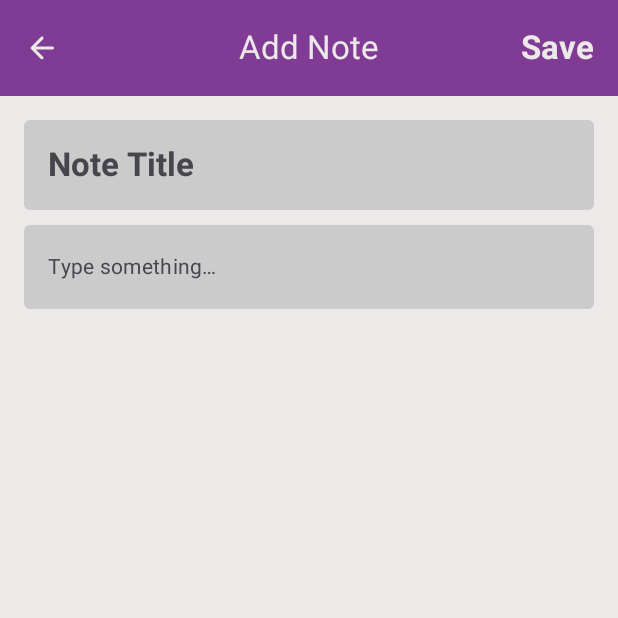
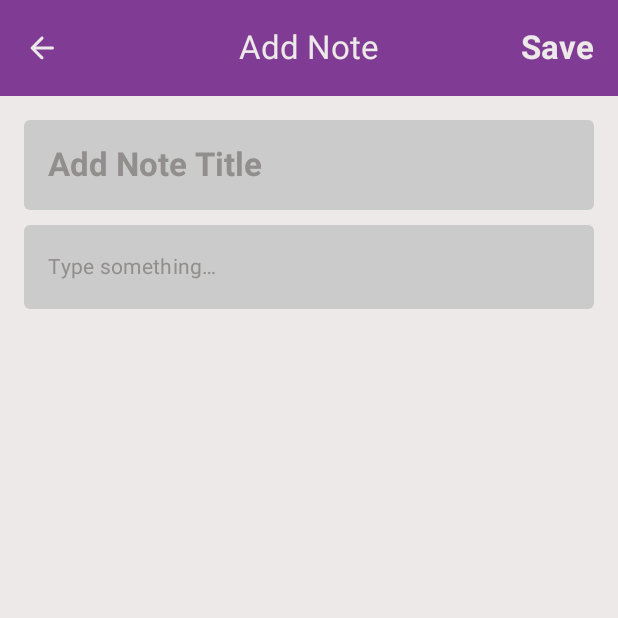
Before and after one commit to FlavDomide/NoteItSimple, an Android app built with Jetpack Compose: the screen it shows after launch (MainActivity), after a tap on "Add note button", on a phone screen of 412 x 824 dp, the top half of it. Run offline under Robolectric (Android 15) with nearby library versions, the phone set to English and light mode, and no system bars; our stand-ins replace Dagger/Hilt's generated code, Room's generated code.

Commit message:
Add Use Cases

```diff
--- a/app/src/main/java/com/example/noteitsimple/common/common_components/ShowAlertDialog.kt
+++ b/app/src/main/java/com/example/noteitsimple/common/common_components/ShowAlertDialog.kt
@@ -23,7 +23,11 @@ fun ShowAlertDialog(
 
         },
         title = {
-            Text(text = title, style = MaterialTheme.typography.titleLarge)
+            Text(
+                text = title,
+                style = MaterialTheme.typography.titleLarge,
+                color = MaterialTheme.colorScheme.primary
+            )
         },
         text = {
             Text(text = body, fontSize = getAlertDialogTextSize())
--- a/app/src/main/java/com/example/noteitsimple/di/AppModule.kt
+++ b/app/src/main/java/com/example/noteitsimple/di/AppModule.kt
@@ -4,6 +4,11 @@ import android.content.Context
 import androidx.room.Room
 import com.example.noteitsimple.features.note.data.datasource.NoteDatabase
 import com.example.noteitsimple.features.note.data.repositories.NoteRepository
+import com.example.noteitsimple.features.note.domain.usecases.DeleteNote
+import com.example.noteitsimple.features.note.domain.usecases.GetAllNotes
+import com.example.noteitsimple.features.note.domain.usecases.GetNoteById
+import com.example.noteitsimple.features.note.domain.usecases.SaveNote
+import com.example.noteitsimple.features.note.domain.usecases.UpdateNote
 import dagger.Module
 import dagger.Provides
 import dagger.hilt.InstallIn
@@ -26,4 +31,24 @@ object AppModule {
     @Provides
     @Singleton
     fun provideRepository(db: NoteDatabase): NoteRepository = NoteRepository(db)
+
+    @Provides
+    @Singleton
+    fun provideSaveNote(repository: NoteRepository): SaveNote = SaveNote(repository)
+
+    @Provides
+    @Singleton
+    fun provideUpdateNote(repository: NoteRepository): UpdateNote = UpdateNote(repository)
+
+    @Provides
+    @Singleton
+    fun provideDeleteNote(repository: NoteRepository): DeleteNote = DeleteNote(repository)
+
+    @Provides
+    @Singleton
+    fun provideGetNoteById(repository: NoteRepository): GetNoteById = GetNoteById(repository)
+
+    @Provides
+    @Singleton
+    fun provideGetAllNotes(repository: NoteRepository): GetAllNotes = GetAllNotes(repository)
 }
--- a/app/src/main/java/com/example/noteitsimple/features/note/data/repositories/NoteRepository.kt
+++ b/app/src/main/java/com/example/noteitsimple/features/note/data/repositories/NoteRepository.kt
@@ -2,6 +2,7 @@ package com.example.noteitsimple.features.note.data.repositories
 
 import com.example.noteitsimple.features.note.data.datasource.NoteDatabase
 import com.example.noteitsimple.features.note.data.models.Note
+import com.example.noteitsimple.features.note.domain.INoteRepository
 import kotlinx.coroutines.flow.Flow
 
 class NoteRepository(db: NoteDatabase) : INoteRepository {
--- a/app/src/main/java/com/example/noteitsimple/features/note/data/repositories/INoteRepository.kt
+++ b/app/src/main/java/com/example/noteitsimple/features/note/domain/INoteRepository.kt
@@ -1,4 +1,4 @@
-package com.example.noteitsimple.features.note.data.repositories
+package com.example.noteitsimple.features.note.domain
 
 import com.example.noteitsimple.features.note.data.models.Note
 import kotlinx.coroutines.flow.Flow
--- /dev/null
+++ b/app/src/main/java/com/example/noteitsimple/features/note/domain/usecases/DeleteNote.kt
@@ -0,0 +1,13 @@
+package com.example.noteitsimple.features.note.domain.usecases
+
+import com.example.noteitsimple.features.note.data.models.Note
+import com.example.noteitsimple.features.note.domain.INoteRepository
+import kotlinx.coroutines.Dispatchers
+import kotlinx.coroutines.withContext
+import javax.inject.Inject
+
+class DeleteNote @Inject constructor(private val repository: INoteRepository) {
+    suspend fun delete(note: Note) = withContext(Dispatchers.IO) {
+        repository.deleteNote(note)
+    }
+}
--- /dev/null
+++ b/app/src/main/java/com/example/noteitsimple/features/note/domain/usecases/GetAllNotes.kt
@@ -0,0 +1,14 @@
+package com.example.noteitsimple.features.note.domain.usecases
+
+import com.example.noteitsimple.features.note.data.models.Note
+import com.example.noteitsimple.features.note.domain.INoteRepository
+import kotlinx.coroutines.Dispatchers
+import kotlinx.coroutines.flow.Flow
+import kotlinx.coroutines.withContext
+import javax.inject.Inject
+
+class GetAllNotes @Inject constructor(private val repository: INoteRepository) {
+    suspend fun getAll(): Flow<List<Note>> = withContext(Dispatchers.IO) {
+        repository.getAllNotes()
+    }
+}
--- /dev/null
+++ b/app/src/main/java/com/example/noteitsimple/features/note/domain/usecases/GetNoteById.kt
@@ -0,0 +1,14 @@
+package com.example.noteitsimple.features.note.domain.usecases
+
+import com.example.noteitsimple.features.note.data.models.Note
+import com.example.noteitsimple.features.note.domain.INoteRepository
+import kotlinx.coroutines.Dispatchers
+import kotlinx.coroutines.flow.Flow
+import kotlinx.coroutines.withContext
+import javax.inject.Inject
+
+class GetNoteById @Inject constructor(private val repository: INoteRepository) {
+    suspend fun getNote(id: Int): Flow<Note?> = withContext(Dispatchers.IO) {
+        repository.getNoteById(id)
+    }
+}
--- /dev/null
+++ b/app/src/main/java/com/example/noteitsimple/features/note/domain/usecases/SaveNote.kt
@@ -0,0 +1,13 @@
+package com.example.noteitsimple.features.note.domain.usecases
+
+import com.example.noteitsimple.features.note.data.models.Note
+import com.example.noteitsimple.features.note.domain.INoteRepository
+import kotlinx.coroutines.Dispatchers
+import kotlinx.coroutines.withContext
+import javax.inject.Inject
+
+class SaveNote @Inject constructor(private val repository: INoteRepository) {
+    suspend fun save(note: Note) = withContext(Dispatchers.IO) {
+        repository.saveNote(note)
+    }
+}
--- /dev/null
+++ b/app/src/main/java/com/example/noteitsimple/features/note/domain/usecases/UpdateNote.kt
@@ -0,0 +1,13 @@
+package com.example.noteitsimple.features.note.domain.usecases
+
+import com.example.noteitsimple.features.note.data.models.Note
+import com.example.noteitsimple.features.note.domain.INoteRepository
+import kotlinx.coroutines.Dispatchers
+import kotlinx.coroutines.withContext
+import javax.inject.Inject
+
+class UpdateNote @Inject constructor(private val repository: INoteRepository) {
+    suspend fun update(note: Note) = withContext(Dispatchers.IO) {
+        repository.updateNote(note)
+    }
+}
--- a/app/src/main/java/com/example/noteitsimple/features/note/viewmodels/NoteViewModel.kt
+++ b/app/src/main/java/com/example/noteitsimple/features/note/viewmodels/NoteViewModel.kt
@@ -4,7 +4,11 @@ import android.util.Log
 import androidx.lifecycle.ViewModel
 import androidx.lifecycle.viewModelScope
 import com.example.noteitsimple.features.note.data.models.Note
-import com.example.noteitsimple.features.note.data.repositories.NoteRepository
+import com.example.noteitsimple.features.note.domain.usecases.DeleteNote
+import com.example.noteitsimple.features.note.domain.usecases.GetAllNotes
+import com.example.noteitsimple.features.note.domain.usecases.GetNoteById
+import com.example.noteitsimple.features.note.domain.usecases.SaveNote
+import com.example.noteitsimple.features.note.domain.usecases.UpdateNote
 import dagger.hilt.android.lifecycle.HiltViewModel
 import kotlinx.coroutines.flow.MutableStateFlow
 import kotlinx.coroutines.flow.asStateFlow
@@ -14,7 +18,11 @@ import javax.inject.Inject
 
 @HiltViewModel
 class NoteViewModel @Inject constructor(
-    private val repository: NoteRepository
+    private val saveNote: SaveNote,
+    private val updateNote: UpdateNote,
+    private val deleteNote: DeleteNote,
+    private val getNoteById: GetNoteById,
+    private val getAllNotes: GetAllNotes
 ) : ViewModel() {
     private val _noteListState = MutableStateFlow(NoteState<List<Note>>())
     val noteListState = _noteListState.asStateFlow()
@@ -32,7 +40,7 @@ class NoteViewModel @Inject constructor(
     fun getNoteById(id: Int) = viewModelScope.launch {
         _noteByIdState.update { it.copy(isLoading = true) }
         try {
-            repository.getNoteById(id).collect({ note ->
+            getNoteById.getNote(id).collect({ note ->
                 _noteByIdState.update { it.copy(isLoading = false, data = note) }
             })
         } catch (e: Exception) {
@@ -52,7 +60,7 @@ class NoteViewModel @Inject constructor(
                 title = title,
                 description = desc
             )
-            repository.saveNote(note)
+            saveNote.save(note)
             _noteListState.update { it.copy(isLoading = false) }
         } catch (e: Exception) {
             Log.d("Save note", "Save note error: $e")
@@ -67,7 +75,7 @@ class NoteViewModel @Inject constructor(
         _isLoading.value = true
         _noteListState.update { it.copy(isLoading = true) }
         try {
-            repository.updateNote(note)
+            updateNote.update(note)
             _noteListState.update { it.copy(isLoading = true) }
             _isLoading.value = false
         } catch (e: Exception) {
@@ -81,7 +89,7 @@ class NoteViewModel @Inject constructor(
     fun deleteNote(note: Note) = viewModelScope.launch {
         _noteListState.update { it.copy(isLoading = true) }
         try {
-            repository.deleteNote(note)
+            deleteNote.delete(note)
             _noteListState.update { it.copy(isLoading = false) }
         } catch (e: Exception) {
             Log.d("Delete note", "Delete note error: $e")
@@ -92,7 +100,7 @@ class NoteViewModel @Inject constructor(
 
     private fun getAllNotes() = viewModelScope.launch {
         try {
-            repository.getAllNotes().collect { notes ->
+            getAllNotes.getAll().collect { notes ->
                 _noteListState.update { it.copy(isLoading = false, data = notes) }
             }
         } catch (e: Exception) {
--- a/app/src/main/java/com/example/noteitsimple/features/note/views/AddNoteScreen.kt
+++ b/app/src/main/java/com/example/noteitsimple/features/note/views/AddNoteScreen.kt
@@ -4,7 +4,10 @@ import androidx.compose.foundation.layout.Arrangement
 import androidx.compose.foundation.layout.Box
 import androidx.compose.foundation.layout.Column
 import androidx.compose.foundation.layout.fillMaxSize
+import androidx.compose.foundation.layout.imePadding
 import androidx.compose.foundation.layout.padding
+import androidx.compose.foundation.rememberScrollState
+import androidx.compose.foundation.verticalScroll
 import androidx.compose.material3.CenterAlignedTopAppBar
 import androidx.compose.material3.ExperimentalMaterial3Api
 import androidx.compose.material3.MaterialTheme
@@ -19,6 +22,7 @@ import androidx.compose.runtime.remember
 import androidx.compose.runtime.setValue
 import androidx.compose.ui.Modifier
 import androidx.compose.ui.platform.LocalContext
+import androidx.compose.ui.res.colorResource
 import androidx.compose.ui.res.stringResource
 import androidx.compose.ui.text.font.FontWeight
 import androidx.compose.ui.unit.dp
@@ -75,7 +79,7 @@ fun AddNoteScreen(
                             }
                         }) {
                         Text(
-                            text = "Save", style = MaterialTheme.typography.titleLarge.copy(
+                            text = stringResource(R.string.save), style = MaterialTheme.typography.titleLarge.copy(
                                 fontWeight = FontWeight.Bold,
                                 color = MaterialTheme.colorScheme.background
                             )
@@ -90,7 +94,10 @@ fun AddNoteScreen(
                 .padding(16.dp)
         ) {
             Column(
-                modifier = Modifier.fillMaxSize(),
+                modifier = Modifier
+                    .fillMaxSize()
+                    .verticalScroll(rememberScrollState())
+                    .imePadding(),
                 verticalArrangement = Arrangement.spacedBy(10.dp)
             ) {
                 CommonTextField(
@@ -101,7 +108,8 @@ fun AddNoteScreen(
                             text = stringResource(R.string.note_title),
                             style = MaterialTheme.typography.titleLarge.copy(
                                 fontWeight = FontWeight.Bold
-                            )
+                            ),
+                            color = colorResource(R.color.light_gray)
                         )
                     }, singleLine = true, textStyle = MaterialTheme.typography.titleLarge.copy(
                         fontWeight = FontWeight.Bold
@@ -112,7 +120,8 @@ fun AddNoteScreen(
                 }, placeholder = {
                     Text(
                         text = stringResource(R.string.type_something),
-                        style = MaterialTheme.typography.bodyMedium
+                        style = MaterialTheme.typography.bodyMedium,
+                        color = colorResource(R.color.light_gray)
                     )
                 })
             }
--- a/app/src/main/res/values/colors.xml
+++ b/app/src/main/res/values/colors.xml
@@ -8,4 +8,5 @@
     <color name="black">#FF000000</color>
     <color name="white">#FFFFFFFF</color>
     <color name="icon_purple">#8B7DBE</color>
+    <color name="light_gray">#928E8E</color>
 </resources>
--- a/app/src/main/res/values/strings.xml
+++ b/app/src/main/res/values/strings.xml
@@ -8,7 +8,7 @@
     <string name="add_note">Add Note</string>
     <string name="add_at_least_a_title">Please add at least a title</string>
     <string name="note_saved_successfully">Note saved successfully</string>
-    <string name="note_title">Note Title</string>
+    <string name="note_title">Add Note Title</string>
     <string name="type_something">Type something&#8230;</string>
     <string name="edit_note">Edit Note</string>
     <string name="delete_note_button">Delete note button</string>
@@ -20,4 +20,5 @@
     <string name="there_are_no_notes_available">There are no notes available!</string>
     <string name="yes">Yes</string>
     <string name="no">No</string>
+    <string name="save">Save</string>
 </resources>
```
Also changed, not shown: app/src/main/java/com/example/noteitsimple/common/common_components/LoadingIndicator.kt (added, +22 -0 lines), app/src/main/java/com/example/noteitsimple/features/note/views/NoteDetailsScreen.kt (+12 -3 lines), build.gradle.kts (added, +8 -0 lines), gradle.properties (added, +25 -0 lines), settings.gradle.kts (added, +23 -0 lines), gradle/wrapper/gradle-wrapper.properties (added), 3 other files.
